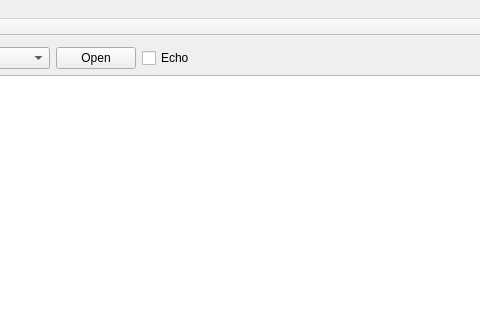
Above: MainWindow.ui from Neomer/EasyTerminal before the change; both pictures show x 295 to 775 and y 0 to 320 of the 1107 by 745 pixel window. Below: the same form after it.
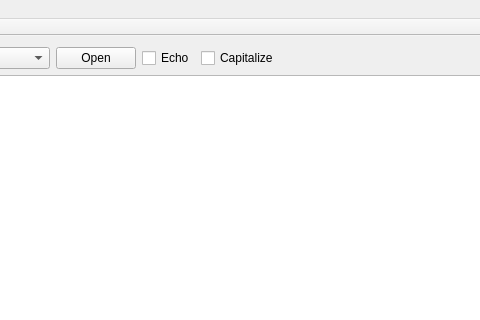
That is the form after the change.

What changed in the file:
```diff
--- a/MainWindow.ui
+++ b/MainWindow.ui
@@ -76,6 +76,13 @@
           </property>
          </widget>
         </item>
+        <item>
+         <widget class="QCheckBox" name="chkCaps">
+          <property name="text">
+           <string>Capitalize</string>
+          </property>
+         </widget>
+        </item>
         <item>
          <spacer name="horizontalSpacer">
           <property name="orientation">
```
